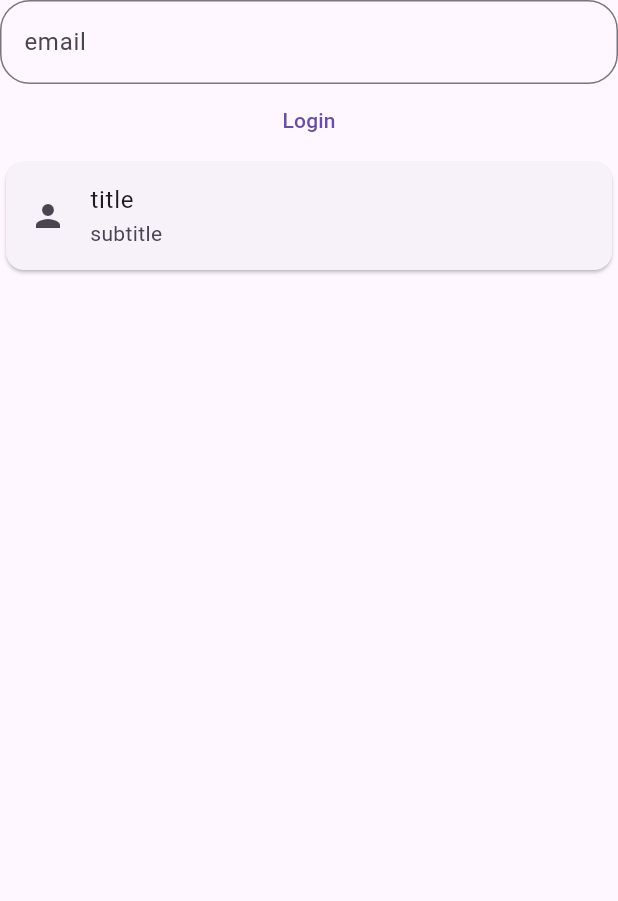
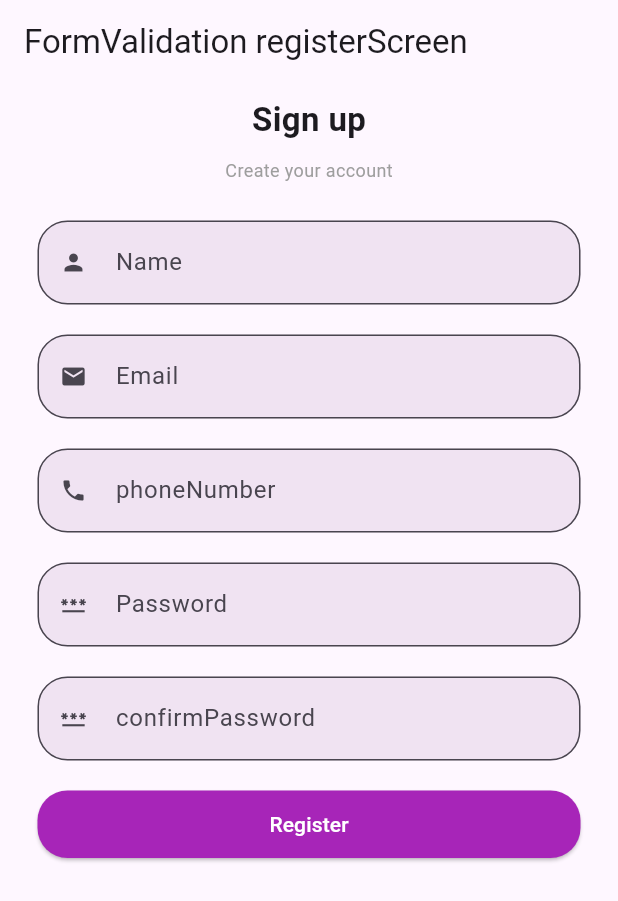
Before and after one commit to sombir0381/partice_ptojects, a Flutter app: the screen it shows after launch, on a phone screen of 412 x 824 dp. Shown: the top 901 px of the screen. Run offline on Flutter 3.47's test engine with Material 3 defaults, Android fonts, the phone set to English and light mode, and no system bars; our stand-ins replace shared_preferences.

Commit message:
forma validation

```diff
--- /dev/null
+++ b/lib/formvalidation/formregister.dart
@@ -0,0 +1,239 @@
+import 'package:flutter/material.dart';
+
+class formregister extends StatefulWidget {
+  const formregister({super.key});
+
+  @override
+  State<formregister> createState() => _formregisterState();
+}
+
+class _formregisterState extends State<formregister> {
+  final formKey=GlobalKey<FormState>();
+
+  @override
+  Widget build(BuildContext context) {
+    return Scaffold(
+      appBar: AppBar(
+        title: Text("FormValidation registerScreen"),
+      ),
+      body: SingleChildScrollView(
+        child: Padding(
+          padding: const EdgeInsets.only(left: 25,right: 25,top: 8),
+          child: Column(
+            children: [
+
+
+              Text(
+                "Sign up",
+                style: TextStyle(
+                  fontSize: 22,
+                  fontWeight: FontWeight.bold,
+                ),
+              ),
+
+              SizedBox(height: 10),
+
+
+              Text(
+                "Create your account",
+                style: TextStyle(
+                  fontSize: 12,
+                  color: Colors.grey,
+                ),
+              ),
+
+              SizedBox(height: 25),
+              Form(
+                  key: formKey,
+                  child:
+                Column(
+                  children: [
+                    TextFormField(
+                     validator: ((value)
+                  {
+                  if(
+                  value==null || value.isEmpty){
+                 return "this is required";
+
+                 }
+                  return null;
+
+                  }
+                ),
+                      decoration: InputDecoration(
+                          filled: true,
+                          fillColor:  Color(0xfff0e3f2),
+
+                          prefixIcon:  Icon(
+                            Icons.person,
+                            size: 18,
+                          ),
+
+                          hintText: "Name",
+                        border: OutlineInputBorder(
+                          borderRadius: BorderRadius.circular(20)
+                        )
+                      ),
+                    ),
+                      SizedBox(height: 20),
+                    TextFormField(
+                      validator: ((value)
+                      {
+                        if(
+                        value==null || value.isEmpty){
+                          return "this is required";
+
+                        }
+                        if(
+                        !value.contains("@")
+                        ){
+                          return "enter a valid email";
+                        }
+                        return null;
+
+                      }
+                      ),
+                      decoration: InputDecoration(
+                          filled: true,
+                          fillColor:  Color(0xfff0e3f2),
+
+                          prefixIcon:  Icon(
+                            Icons.email,
+                            size: 18,
+                          ),
+
+                          hintText: "Email",
+                          border: OutlineInputBorder(
+                              borderRadius: BorderRadius.circular(20)
+                          )
+                      ),
+                    ),
+                    SizedBox(height: 20),
+
+                    TextFormField(
+                      validator: ((value)
+                      {
+                        if(
+                        value==null || value.isEmpty){
+                          return "this is required";
+
+                        }
+                        if (
+                        value.length<10){
+                          return "Please add 10 letters";
+                        }
+
+                        return null;
+
+                      }
+                      ),
+                      decoration: InputDecoration(
+                          filled: true,
+                          fillColor:  Color(0xfff0e3f2),
+
+                          prefixIcon:  Icon(
+                            Icons.phone,
+                            size: 18,
+                          ),
+
+
+                          hintText: "phoneNumber",
+                          border: OutlineInputBorder(
+                              borderRadius: BorderRadius.circular(20)
+                          )
+                      ),
+                    ),
+
+                    SizedBox(height: 20),
+                    TextFormField(
+                      validator: ((value)
+                      {
+                        if(
+                        value==null || value.isEmpty){
+                          return "this is required";
+
+                        }
+                        return null;
+
+                      }
+                      ),
+                      decoration: InputDecoration(
+                          filled: true,
+                          fillColor:  Color(0xfff0e3f2),
+
+                          prefixIcon:  Icon(
+                            Icons.password,
+                            size: 18,
+                          ),
+
+                          hintText: "Password",
+                          border: OutlineInputBorder(
+                              borderRadius: BorderRadius.circular(20)
+                          )
+                      ),
+                    ),
+                    SizedBox(height: 20),
+
+                    TextFormField(
+                      validator: ((value)
+                      {
+                        if(
+                        value==null || value.isEmpty){
+                          return "this is required";
+
+                        }
+                        return null;
+
+                      }
+                      ),
+                      decoration: InputDecoration(
+                          filled: true,
+                          fillColor:  Color(0xfff0e3f2),
+
+                          prefixIcon:  Icon(
+                            Icons.password,
+                            size: 18,
+                          ),
+
+                          hintText: "confirmPassword",
+                          border: OutlineInputBorder(
+                              borderRadius: BorderRadius.circular(20)
+                          )
+                      ),
+                    ),
+
+
+
+
+                  ],
+                )
+              ),SizedBox(height: 20),
+              SizedBox(
+                width: double.infinity,
+                height: 45,
+                child: ElevatedButton(onPressed: (){
+                  if (
+                  formKey.currentState!.validate()
+                  ){
+                    print("Form is valid");
+                  }
+                  else{
+                    print("Form is invalid");
+                  }
+                },style: ElevatedButton.styleFrom(
+                  backgroundColor: Color(0xffa725b8),
+                  foregroundColor: Colors.white,
+
+                  shape: RoundedRectangleBorder(
+                    borderRadius: BorderRadius.circular(20),
+                  ),
+                ),
+                    child: Text("Register")),
+              )
+            ],
+          ),
+        ),
+      ) ,
+    );
+  }
+}
--- a/lib/main.dart
+++ b/lib/main.dart
@@ -11,6 +11,7 @@ import 'Datapass1screen2/productscreen.dart';
 import 'statefulpartice.dart';
 import 'apidatapassing/apiget.dart';
 import 'package:partice_ptojects/customwidget/maincustom.dart';
+import 'package:partice_ptojects/formvalidation/formregister.dart';
 
 void main() {
   runApp(const MYApp());
@@ -28,7 +29,7 @@ class _MYAppState extends State<MYApp> {
   Widget build(BuildContext context) {
     return const MaterialApp(
       debugShowCheckedModeBanner: false,
-      home: maincustom(),
+      home: formregister(),
     );
   }
 }
```
Also changed, not shown: 1 other file.
